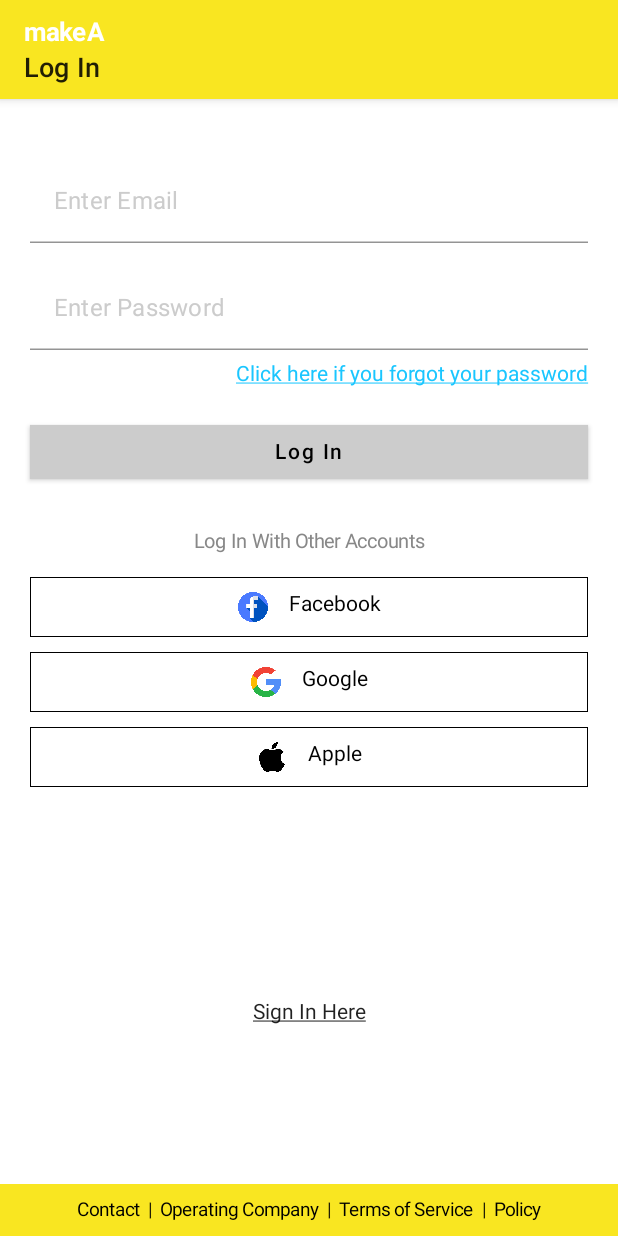
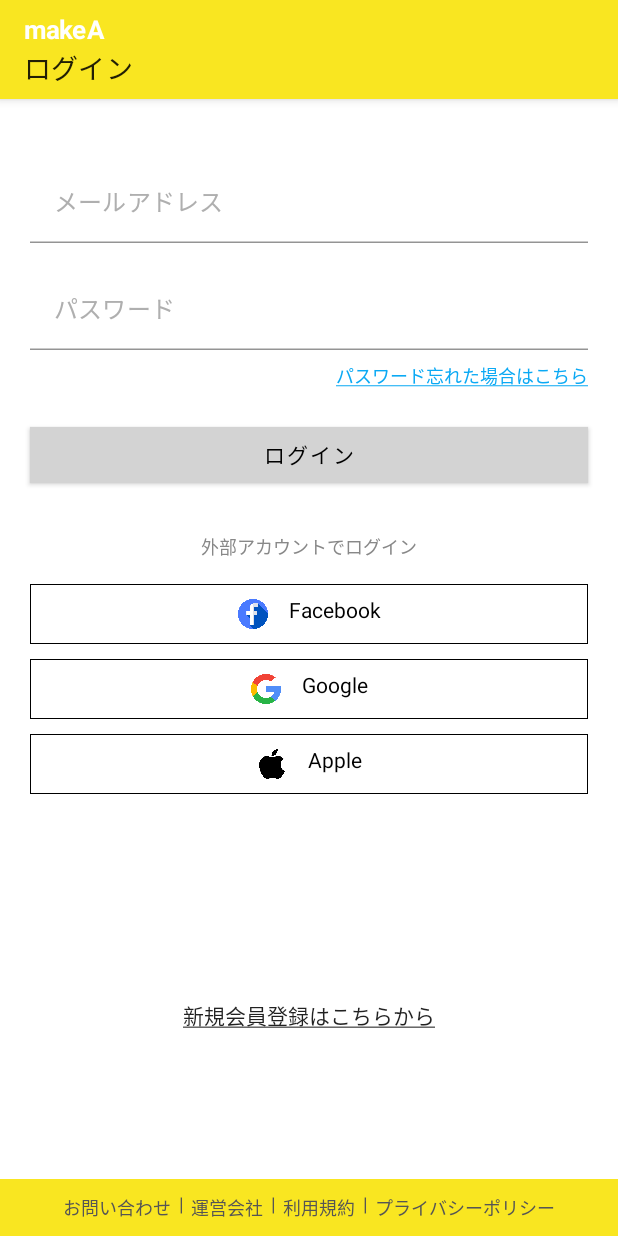
Before and after one commit to tpnanh/JetpackCompose, an Android app built with Jetpack Compose: the screen it shows after launch (MainActivity), on a phone screen of 412 x 824 dp. Run offline under Robolectric (Android 15) with nearby library versions, the phone set to English and light mode, and no system bars; our stand-ins replace constraintlayout-compose.

Commit message:
fix(login): change app language and default colors

```diff
--- a/app/src/main/java/com/example/jetpackcompose/MainActivity.kt
+++ b/app/src/main/java/com/example/jetpackcompose/MainActivity.kt
@@ -8,7 +8,6 @@ import androidx.compose.foundation.Image
 import androidx.compose.foundation.background
 import androidx.compose.foundation.border
 import androidx.compose.foundation.layout.*
-import androidx.compose.foundation.text.ClickableText
 import androidx.compose.material.*
 import androidx.compose.runtime.Composable
 import androidx.compose.runtime.mutableStateOf
@@ -19,12 +18,10 @@ import androidx.compose.ui.Alignment.Companion.CenterVertically
 import androidx.compose.ui.Modifier
 import androidx.compose.ui.graphics.Color
 import androidx.compose.ui.res.painterResource
-import androidx.compose.ui.text.AnnotatedString
+import androidx.compose.ui.res.stringResource
 import androidx.compose.ui.text.TextStyle
 import androidx.compose.ui.text.font.FontWeight
-import androidx.compose.ui.text.input.PasswordVisualTransformation
 import androidx.compose.ui.text.input.TextFieldValue
-import androidx.compose.ui.text.input.VisualTransformation
 import androidx.compose.ui.text.style.TextAlign
 import androidx.compose.ui.text.style.TextDecoration
 import androidx.compose.ui.tooling.preview.Preview
@@ -34,7 +31,10 @@ import androidx.constraintlayout.compose.ConstraintLayout
 import com.example.jetpackcompose.ui.theme.JetpackComposeTheme
 
 val customYellow = Color(0xFFF9E621)
-val customBlue = Color(0xFF1ac6ff)
+val customBlue = Color(0xFF0AA9F4)
+val customGrayButton = Color(0xFFD3D3D3)
+val customGrayHiddenText = Color(0xFFAFAFAF)
+val customGrayText = Color(0xFF555555)
 
 class MainActivity : ComponentActivity() {
     override fun onCreate(savedInstanceState: Bundle?) {
@@ -42,9 +42,6 @@ class MainActivity : ComponentActivity() {
         setContent {
             JetpackComposeTheme {
                 LogInScreen()
-//                Surface(color = MaterialTheme.colors.background) {
-//                    UserInput("Android")
-//                }
             }
         }
     }
@@ -60,9 +57,9 @@ fun LogInScreen() {
             ForgotPasswordText()
             LogInButton()
             LogInWithOtherAccounts()
-            LogInWith(R.drawable.facebook, "Facebook")
-            LogInWith(R.drawable.google, "Google")
-            LogInWith(R.drawable.apple, "Apple")
+            LogInWith(R.drawable.facebook, stringResource(R.string.facebook))
+            LogInWith(R.drawable.google, stringResource(R.string.google))
+            LogInWith(R.drawable.apple, stringResource(R.string.apple))
         }
         ConstraintLayout(
             modifier = Modifier
@@ -82,17 +79,17 @@ fun ToolBar() {
             Column(
                 modifier = Modifier
                     .wrapContentHeight(CenterVertically)
-
                     .padding(vertical = 8.dp)
             ) {
                 Text(
-                    text = "makeA",
+                    text = stringResource(R.string.makeA),
                     color = Color.White,
                     fontSize = 17.sp,
                     fontWeight = FontWeight.Bold
                 )
                 Text(
-                    text = "Log In", fontSize = 18.sp,
+                    text = stringResource(R.string.log_in),
+                    fontSize = 18.sp,
                     modifier = Modifier
                         .wrapContentHeight(CenterVertically)
                 )
@@ -111,7 +108,7 @@ fun UserInput() {
         onValueChange = {
             emailText.value = it
         },
-        placeholder = { Text("Enter Email", color = Color.LightGray) },
+        placeholder = { Text(stringResource(R.string.enter_email), color = customGrayHiddenText) },
         colors = TextFieldDefaults.textFieldColors(backgroundColor = Color.White),
         modifier = Modifier
             .fillMaxWidth()
@@ -127,7 +124,12 @@ fun PasswordInput() {
         onValueChange = {
             passwordText.value = it
         },
-        placeholder = { Text("Enter Password", color = Color.LightGray) },
+        placeholder = {
+            Text(
+                stringResource(R.string.enter_password),
+                color = customGrayHiddenText
+            )
+        },
         colors = TextFieldDefaults.textFieldColors(
             backgroundColor = Color.White
         ),
@@ -140,13 +142,14 @@ fun PasswordInput() {
 @Composable
 fun ForgotPasswordText() {
     Text(
-        "Click here if you forgot your password",
+        stringResource(R.string.click_here_if_you_forgot_your_password),
         style = TextStyle(textDecoration = TextDecoration.Underline),
         color = customBlue,
         modifier = Modifier
             .fillMaxWidth()
             .padding(top = 8.dp),
-        textAlign = TextAlign.End
+        textAlign = TextAlign.End,
+        fontSize = 12.sp
     )
 }
 
@@ -155,23 +158,23 @@ fun LogInButton() {
     Button(
         onClick = {},
         colors = ButtonDefaults.textButtonColors(
-            backgroundColor = Color.LightGray
+            backgroundColor = customGrayButton
         ),
         modifier = Modifier
             .fillMaxWidth()
             .padding(top = 20.dp),
         shape = MaterialTheme.shapes.large
     ) {
-        Text("Log In", color = Color.Black)
+        Text(text = stringResource(R.string.log_in), color = Color.Black)
     }
 }
 
 @Composable
 fun LogInWithOtherAccounts() {
     Text(
-        "Log In With Other Accounts",
+        stringResource(R.string.log_in_with_others_account),
         color = Color.Gray,
-        fontSize = 13.sp,
+        fontSize = 12.sp,
         modifier = Modifier
             .fillMaxWidth()
             .padding(top = 28.dp, bottom = 6.dp),
@@ -211,7 +214,7 @@ fun LogInWith(icon: Int, text: String) {
 @Composable
 fun SignInText() {
     Text(
-        "Sign In Here",
+        stringResource(R.string.sign_in_here),
         fontSize = 14.sp,
         style = TextStyle(textDecoration = TextDecoration.Underline),
         modifier = Modifier
@@ -230,33 +233,27 @@ fun InformationButton() {
             .fillMaxHeight()
             .wrapContentHeight(align = Alignment.Bottom)
             .background(color = customYellow)
-            .padding(horizontal = 16.dp, vertical = 10.dp),
+            .padding(horizontal = 10.dp, vertical = 10.dp),
         Arrangement.Center
     ) {
-        ClickableText(
-            text = AnnotatedString("Contact"), onClick = {},
-            style = TextStyle(fontSize = 12.5.sp),
-            modifier = Modifier.background(color = Color.Transparent)
-        )
+        InformationButton(stringResource(R.string.contact))
         VerticleLine()
-        ClickableText(
-            text = AnnotatedString("Operating Company"), onClick = {},
-            style = TextStyle(fontSize = 12.5.sp),
-            modifier = Modifier.background(color = Color.Transparent)
-        )
+        InformationButton(stringResource(R.string.operating_company))
         VerticleLine()
-        ClickableText(
-            text = AnnotatedString("Terms of Service"), onClick = {},
-            style = TextStyle(fontSize = 12.5.sp),
-            modifier = Modifier.background(color = Color.Transparent)
-        )
+        InformationButton(stringResource(R.string.terms_of_service))
         VerticleLine()
-        ClickableText(
-            text = AnnotatedString("Policy"), onClick = {},
-            style = TextStyle(fontSize = 12.5.sp),
-            modifier = Modifier.background(color = Color.Transparent)
-        )
+        InformationButton(stringResource(R.string.policy))
     }
+}
+
+@Composable
+fun InformationButton(text: String) {
+    Text(
+        text = text,
+        fontSize = 12.sp,
+        modifier = Modifier.background(color = Color.Transparent),
+        color = customGrayText
+    )
 }
 
 @Composable
@@ -264,7 +261,8 @@ fun VerticleLine() {
     Text(
         text = "  |  ",
         fontSize = 12.5.sp,
-        modifier = Modifier.background(color = Color.Transparent)
+        modifier = Modifier.background(color = Color.Transparent),
+        color = customGrayText
     )
 }
 
--- a/app/src/main/res/values/strings.xml
+++ b/app/src/main/res/values/strings.xml
@@ -1,3 +1,17 @@
 <resources>
     <string name="app_name">JetpackCompose</string>
+    <string name="makeA">makeA</string>
+    <string name="log_in">ログイン</string>
+    <string name="enter_email">メールアドレス</string>
+    <string name="enter_password">パスワード</string>
+    <string name="click_here_if_you_forgot_your_password">パスワード忘れた場合はこちら</string>
+    <string name="log_in_with_others_account">外部アカウントでログイン</string>
+    <string name="sign_in_here">新規会員登録はこちらから</string>
+    <string name="contact">お問い合わせ</string>
+    <string name="operating_company">運営会社</string>
+    <string name="terms_of_service">利用規約</string>
+    <string name="policy">プライバシーポリシー</string>
+    <string name="facebook">Facebook</string>
+    <string name="google">Google</string>
+    <string name="apple">Apple</string>
 </resources>
```
